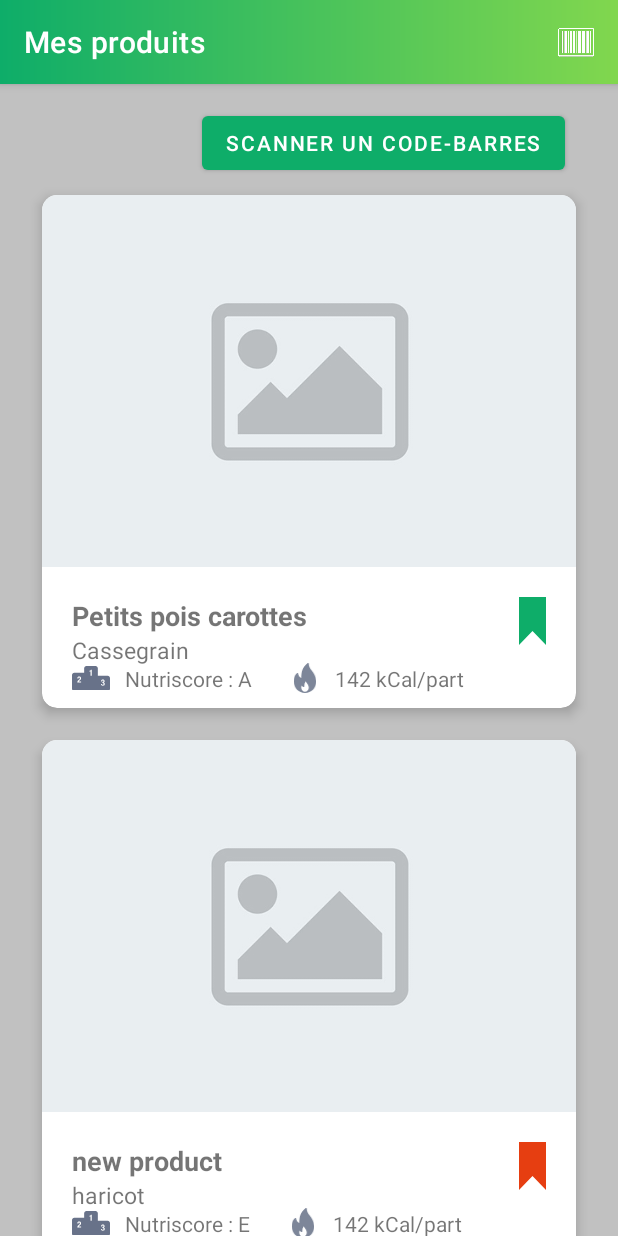
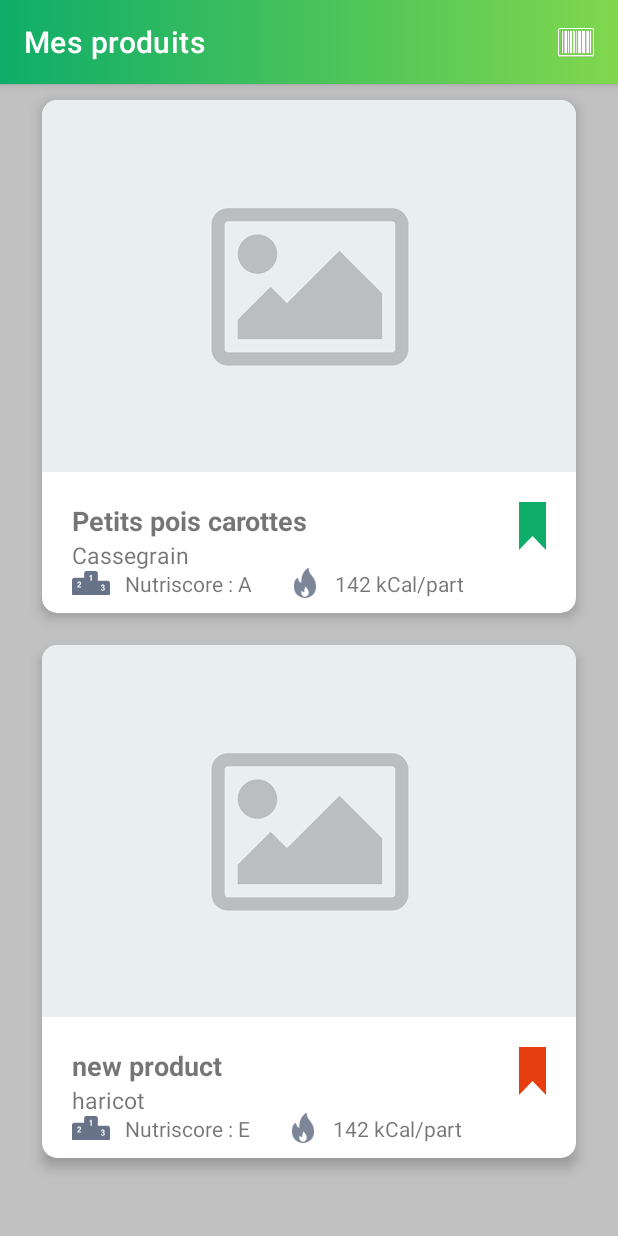
Before and after one commit to Nouuu/android-yuka, an Android app: the screen it shows after launch (MainActivity), on a phone screen of 412 x 824 dp. Run offline under Robolectric (Android 15) with nearby library versions, the phone set to English and light mode, and no system bars; our stand-ins replace Picasso; pictures from the network do not load.

Commit message:
remove unused scan button

```diff
--- a/app/src/main/res/layout/product_list_recycler.xml
+++ b/app/src/main/res/layout/product_list_recycler.xml
@@ -18,16 +18,6 @@
         android:orientation="vertical"
         app:layout_constraintGuide_end="20dp" />
 
-    <Button
-        android:id="@+id/products_start_scan"
-        android:layout_width="wrap_content"
-        android:layout_height="wrap_content"
-        android:layout_gravity="center"
-        android:layout_margin="15dp"
-        android:text="@string/scan_bar_code"
-        app:layout_constraintEnd_toEndOf="@id/guideline_end"
-        app:layout_constraintTop_toTopOf="parent" />
-
     <androidx.recyclerview.widget.RecyclerView
         android:id="@+id/product_list_recycler"
         android:layout_width="0dp"
@@ -36,6 +26,6 @@
         app:layout_constraintEnd_toStartOf="@+id/guideline_end"
         app:layout_constraintHorizontal_bias="0.0"
         app:layout_constraintStart_toStartOf="@id/guideline"
-        app:layout_constraintTop_toBottomOf="@id/products_start_scan" />
+        app:layout_constraintTop_toTopOf="parent" />
 
 </androidx.constraintlayout.widget.ConstraintLayout>
```
